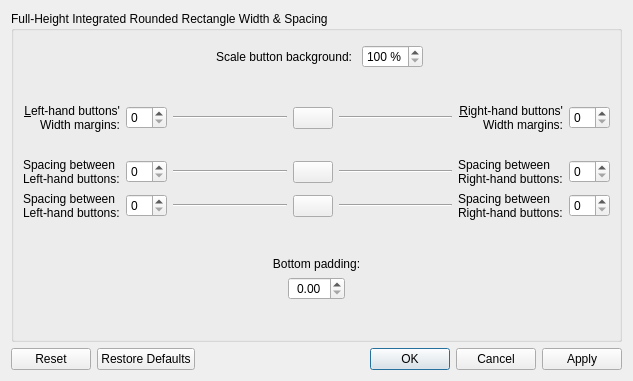
Old version of the form kdecoration/config/ui/buttonsizing.ui in the repository paulmcauley/klassy.
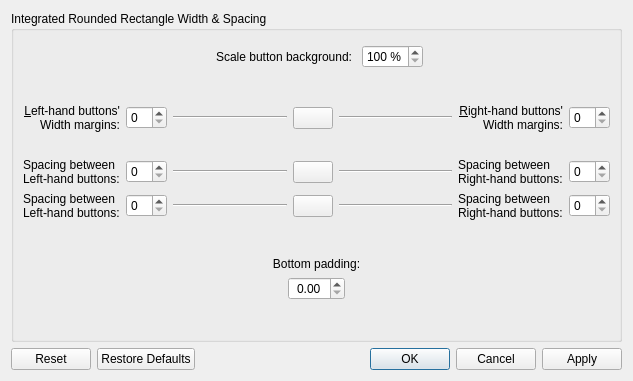
New version of the form. Icons and pictures are not drawn.

Commit message:
Rename Full-Height Integrated Rounded Rectangle
... to "Integrated Rounded Rectangle"

```diff
--- a/kdecoration/config/ui/buttonsizing.ui
+++ b/kdecoration/config/ui/buttonsizing.ui
@@ -17,7 +17,7 @@
    <item>
     <widget class="QGroupBox" name="groupBox">
      <property name="title">
-      <string>Full-Height Integrated Rounded Rectangle Width &amp;&amp; Spacing</string>
+      <string>Integrated Rounded Rectangle Width &amp;&amp; Spacing</string>
      </property>
      <layout class="QVBoxLayout" name="verticalLayout_2">
       <item>
```
Left out of the diff: 8 changed lines with no effect on the pictures. The commit also changes 8 other files.
